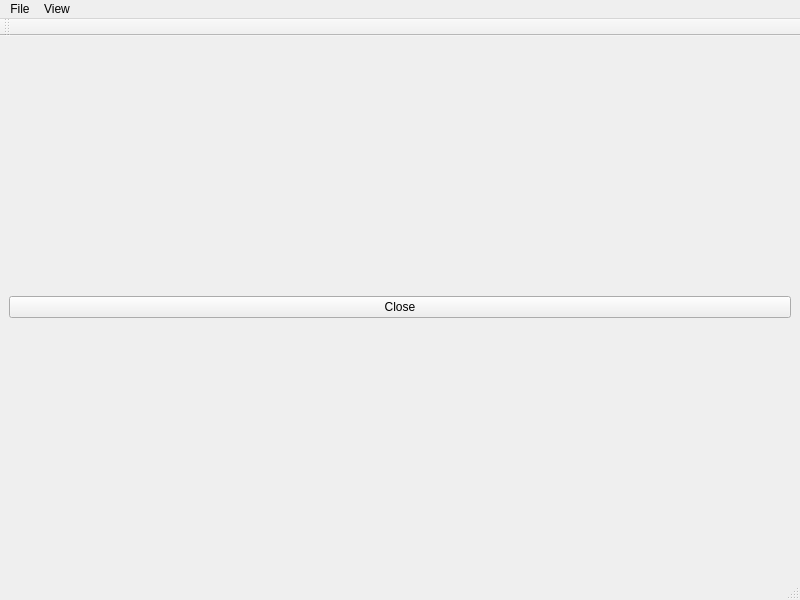
Old version of the form mainwindow.ui in the repository rosymaro/qt_pexviewer.
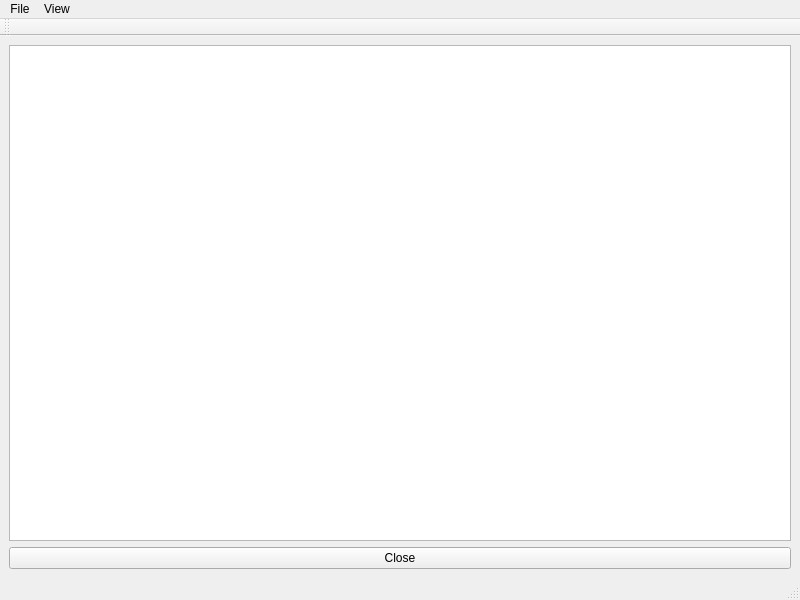
New version of the form.

What changed in the file:
```diff
--- a/mainwindow.ui
+++ b/mainwindow.ui
@@ -16,7 +16,7 @@
   <widget class="QWidget" name="centralwidget">
    <layout class="QVBoxLayout" name="verticalLayout_2">
     <item>
-     <layout class="QVBoxLayout" name="verticalLayout"/>
+     <widget class="QGraphicsView" name="graphicsView"/>
     </item>
     <item>
      <widget class="QPushButton" name="pushButton">
```
Left out of the diff: 5 changed lines with no effect on the pictures.
